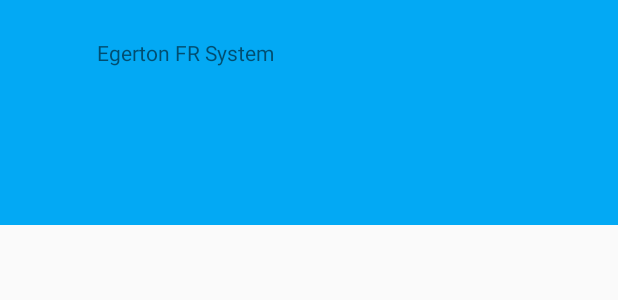
After one commit to bassam-alamin/Face-Recog-android, an Android app: the layout drawer_header.xml on its own in the app's theme, with its tools: preview values and no code run, on a phone screen of 412 x 824 dp. The commit adds this screen. Shown: the top 300 px of the screen. Run offline under Robolectric (Android 15) with nearby library versions, the phone set to English and light mode, and no system bars.

Commit message:
added the Navigation drawer

```diff
--- a/app/build.gradle
+++ b/app/build.gradle
@@ -23,9 +23,11 @@ dependencies {
     implementation fileTree(dir: 'libs', include: ['*.jar'])
     implementation 'androidx.appcompat:appcompat:1.0.2'
     implementation 'androidx.constraintlayout:constraintlayout:1.1.3'
+    implementation 'androidx.legacy:legacy-support-v4:1.0.0'
     testImplementation 'junit:junit:4.12'
     implementation 'com.squareup.retrofit2:retrofit:2.6.1'
     implementation 'com.squareup.retrofit2:converter-gson:2.6.1'
     androidTestImplementation 'androidx.test.ext:junit:1.1.0'
     androidTestImplementation 'androidx.test.espresso:espresso-core:3.1.1'
+    implementation 'com.google.android.material:material:1.0.0'
 }
--- a/app/src/main/AndroidManifest.xml
+++ b/app/src/main/AndroidManifest.xml
@@ -11,7 +11,7 @@
         android:roundIcon="@mipmap/ic_launcher_round"
         android:supportsRtl="true"
         android:theme="@style/AppTheme">
-        <activity android:name=".WelcomeLecture"></activity>
+        <activity android:name=".WelcomeLecture"  android:theme="@style/AppTheme.NoActionBar"/>
         <activity android:name=".LoginActivity" />
         <activity android:name=".MainActivity">
             <intent-filter>
--- a/app/src/main/java/com/example/studentsrecognitionandroid/MainActivity.java
+++ b/app/src/main/java/com/example/studentsrecognitionandroid/MainActivity.java
@@ -32,6 +32,6 @@ public class MainActivity extends AppCompatActivity {
                 startActivity(intent);
                 finish();
             }
-        },4000);
+        },1000);
     }
 }
--- /dev/null
+++ b/app/src/main/res/layout/drawer_header.xml
@@ -0,0 +1,25 @@
+<?xml version="1.0" encoding="utf-8"?>
+<androidx.constraintlayout.widget.ConstraintLayout xmlns:android="http://schemas.android.com/apk/res/android"
+    xmlns:app="http://schemas.android.com/apk/res-auto"
+    xmlns:tools="http://schemas.android.com/tools"
+    android:layout_width="match_parent"
+    android:layout_height="150dp"
+    android:orientation="vertical"
+    android:background="@color/colorPrimaryDark"
+    >
+
+
+    <TextView
+        android:id="@+id/textView"
+        android:layout_width="wrap_content"
+        android:layout_height="wrap_content"
+        android:layout_marginStart="78dp"
+        android:layout_marginLeft="78dp"
+        android:layout_marginTop="25dp"
+        android:layout_marginEnd="242dp"
+        android:layout_marginRight="242dp"
+        android:text="Egerton FR System"
+        app:layout_constraintEnd_toEndOf="parent"
+        app:layout_constraintStart_toStartOf="parent"
+        app:layout_constraintTop_toTopOf="parent" />
+</androidx.constraintlayout.widget.ConstraintLayout>
--- a/app/src/main/res/values/styles.xml
+++ b/app/src/main/res/values/styles.xml
@@ -8,4 +8,11 @@
         <item name="colorAccent">@color/colorAccent</item>
     </style>
 
+    <style name="AppTheme.NoActionBar" parent="Theme.AppCompat.Light.NoActionBar">
+        <!-- Customize your theme here. -->
+        <item name="colorPrimary">@color/colorPrimary</item>
+        <item name="colorPrimaryDark">@color/colorPrimaryDark</item>
+        <item name="colorAccent">@color/colorAccent</item>
+    </style>
+
 </resources>
```
Also changed, not shown: app/src/main/java/com/example/studentsrecognitionandroid/WelcomeLecture.java (+47 -4 lines), app/src/main/res/drawable/ic_face.xml (added, +9 -0 lines), app/src/main/res/drawable/ic_home.xml (added, +9 -0 lines), app/src/main/res/drawable/ic_pdf.xml (added, +9 -0 lines), app/src/main/res/layout/activity_welcome_lecture.xml (+37 -9 lines), app/src/main/res/layout/content_main.xml (added, +14 -0 lines), app/src/main/res/layout/drawer_toolbar.xml (added, +17 -0 lines), app/src/main/res/menu/drawer_menu.xml (added, +28 -0 lines), app/src/main/res/values/strings.xml (+8 -0 lines).
